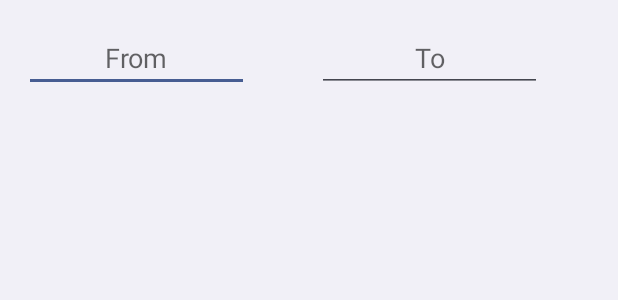
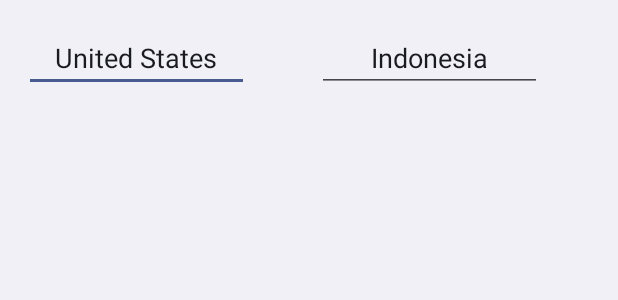
Before and after one commit to dragan15/ZooHackathon, an Android app: the layout activity_initial_voyage.xml on its own in the app's theme, with its tools: preview values and no code run, on a phone screen of 412 x 824 dp. Shown: the top 300 px of the screen. Run offline under Robolectric (Android 15) with nearby library versions, the phone set to English and light mode, and no system bars.

Commit message:
strings edited

```diff
--- a/app/src/main/res/layout/activity_initial_voyage.xml
+++ b/app/src/main/res/layout/activity_initial_voyage.xml
@@ -22,7 +22,8 @@
         tools:ignore="HardcodedText"
         android:inputType="textAutoComplete"
         android:hint="From"
-        android:textAlignment="center" />
+        android:textAlignment="center"
+        android:text="United States" />
 
     <ImageView
         android:layout_width="45dp"
@@ -48,6 +49,7 @@
         tools:ignore="HardcodedText"
         android:inputType="textAutoComplete"
         android:hint="To"
-        android:textAlignment="center" />
+        android:textAlignment="center"
+        android:text="Indonesia" />
 
 </RelativeLayout>
--- a/app/src/main/res/layout/usa_layout.xml
+++ b/app/src/main/res/layout/usa_layout.xml
@@ -3,4 +3,8 @@
     android:orientation="vertical" android:layout_width="match_parent"
     android:layout_height="match_parent">
 
+    <ListView
+        android:layout_width="match_parent"
+        android:layout_height="match_parent" />
+
 </LinearLayout>
```
Also changed, not shown: app/src/main/res/values/strings.xml (line endings or trailing spaces).
